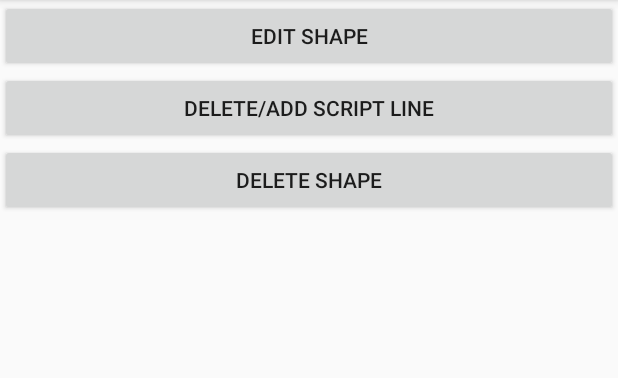
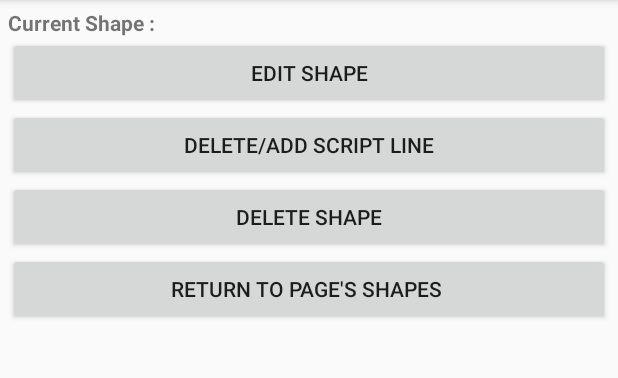
Before and after one commit to maivy/Bunny-World, an Android app: the EditShapeOptions screen opened directly, with no data from a screen before it, on a phone screen of 412 x 824 dp, the part 84-462 px from its top. Run offline under Robolectric (Android 15) with nearby library versions, the phone set to English and light mode, and no system bars; 1 statement that could not run was skipped.

Commit message:
Added Buttons & Hopefully Fixed Delete Page crash

```diff
--- a/app/src/main/java/edu/stanford/cs108/bunnyworld/EditShapeOptions.java
+++ b/app/src/main/java/edu/stanford/cs108/bunnyworld/EditShapeOptions.java
@@ -4,12 +4,14 @@ import android.content.Intent;
 import android.support.v7.app.AppCompatActivity;
 import android.os.Bundle;
 import android.view.View;
+import android.widget.TextView;
 import android.widget.Toast;
 
 import java.util.HashMap;
 
 public class EditShapeOptions extends AppCompatActivity {
     private String shapeName;
+    private String currPageName;
 
     @Override
     protected void onCreate(Bundle savedInstanceState) {
@@ -17,6 +19,11 @@ public class EditShapeOptions extends AppCompatActivity {
         setContentView(R.layout.activity_edit_shape_options);
         Intent intent = this.getIntent();
         shapeName = intent.getStringExtra("shape");
+        TextView currShapeText = findViewById(R.id.currPageEditOptions);
+        currShapeText.setText(shapeName);
+        HashMap<String, Shape> currShapes = AllShapes.getInstance().getAllShapes();
+        Shape currShape = currShapes.get(shapeName);
+        currPageName = currShape.getAssociatedPage();
     }
 
     /**
@@ -51,4 +58,10 @@ public class EditShapeOptions extends AppCompatActivity {
         intent.putExtra("shape", shapeName);
         startActivity(intent);
     }
+
+    public void returnToAllShapes(View view) {
+        Intent intent = new Intent(this, ViewAllShapes.class);
+        intent.putExtra("Page", currPageName);
+        startActivity(intent);
+    }
 }
--- a/app/src/main/res/layout/activity_edit_shape_options.xml
+++ b/app/src/main/res/layout/activity_edit_shape_options.xml
@@ -1,13 +1,27 @@
 <?xml version="1.0" encoding="utf-8"?>
 <LinearLayout
+    android:layout_margin="5sp"
     android:orientation="vertical"
     xmlns:android="http://schemas.android.com/apk/res/android"
-    xmlns:app="http://schemas.android.com/apk/res-auto"
     xmlns:tools="http://schemas.android.com/tools"
     android:layout_width="match_parent"
     android:layout_height="match_parent"
     tools:context="edu.stanford.cs108.bunnyworld.EditShapeOptions">
 
+   <LinearLayout
+       android:orientation="horizontal"
+       android:layout_width="match_parent"
+       android:layout_height="wrap_content">
+       <TextView
+           android:textStyle="bold"
+           android:text="Current Shape : "
+           android:layout_width="wrap_content"
+           android:layout_height="wrap_content" />
+       <TextView
+           android:id="@+id/currPageEditOptions"
+           android:layout_width="wrap_content"
+           android:layout_height="wrap_content" />
+   </LinearLayout>
     <Button
         android:text="Edit Shape"
         android:onClick="editTheShape"
@@ -23,4 +37,9 @@
         android:text="Delete Shape"
         android:layout_width="match_parent"
         android:layout_height="wrap_content" />
+    <Button
+        android:onClick="returnToAllShapes"
+        android:text="RETURN TO PAGE'S SHAPES "
+        android:layout_width="match_parent"
+        android:layout_height="wrap_content" />
 </LinearLayout>
```
Also changed, not shown: app/src/main/java/edu/stanford/cs108/bunnyworld/NewPage.java (+11 -4 lines), app/src/main/java/edu/stanford/cs108/bunnyworld/ViewAllShapes.java (+9 -2 lines), app/src/main/res/layout/activity_view_all_shapes.xml (+8 -0 lines).
